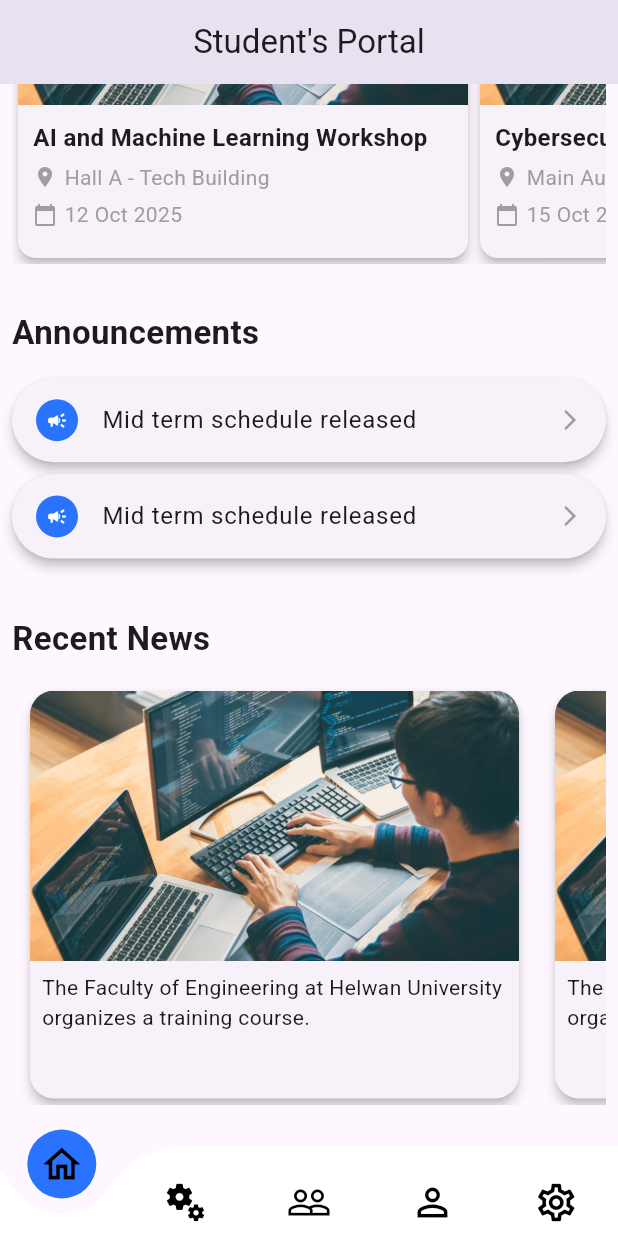
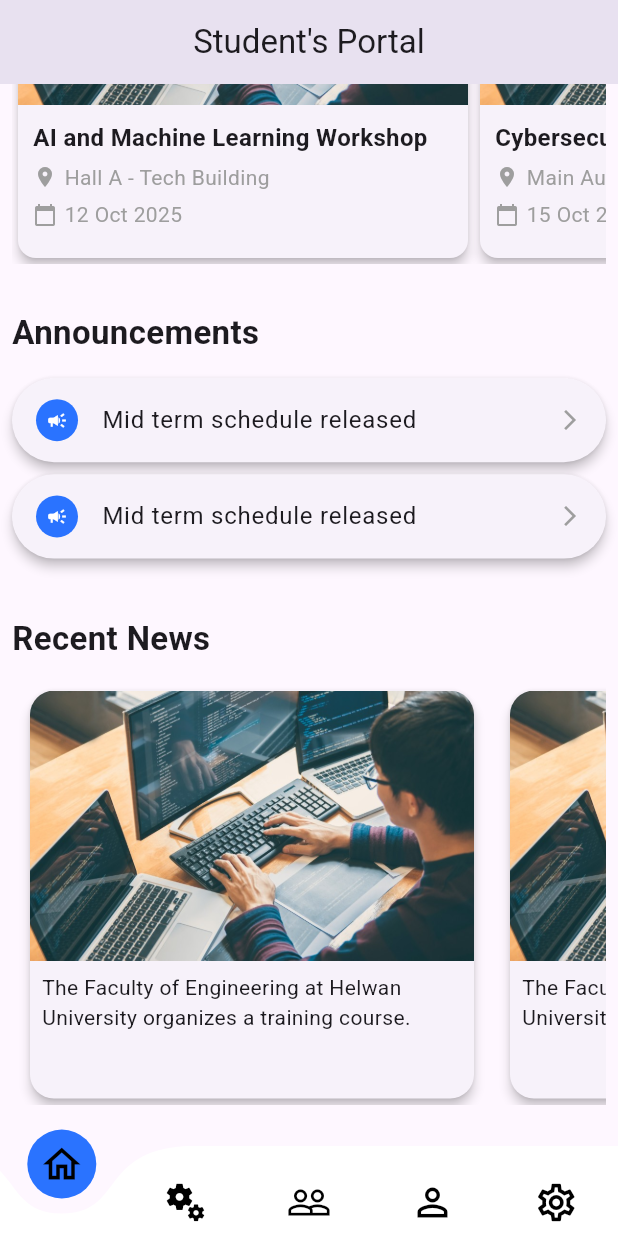
Before and after one commit to mariemmohammed275-blip/student_system_app, a Flutter app: the screen it shows once a user with an empty profile is signed in, scrolled down 289 dp, on a phone screen of 412 x 824 dp. Run offline on Flutter 3.47's test engine with Material 3 defaults, Android fonts, the phone set to English and light mode, and no system bars; drawn by our look-alikes of curved_navigation_bar; our stand-ins replace firebase_auth, firebase_core, get; accounts and stored records are empty; network calls fail; Roboto replaces fonts that are missing (Robot).

Commit message:
some fixes in the home screen ui

```diff
--- a/lib/Screens/home_screen.dart
+++ b/lib/Screens/home_screen.dart
@@ -19,6 +19,7 @@ class HomeScreen extends StatelessWidget {
         ),
       ),
       body: SingleChildScrollView(
+        physics: BouncingScrollPhysics(),
         child: Padding(
           padding: const EdgeInsets.all(8.0),
           child: Column(
@@ -37,10 +38,7 @@ class HomeScreen extends StatelessWidget {
                 ),
               ),
               SizedBox(height: 15),
-              GestureDetector(
-                onTap: () {},
-                child: SizedBox(height: 260, child: EventBuilder()),
-              ),
+              SizedBox(height: 260, child: EventBuilder()),
               SizedBox(height: 30),
               Align(
                 alignment: Alignment.centerLeft,
--- a/lib/widgets/sections/event_builder.dart
+++ b/lib/widgets/sections/event_builder.dart
@@ -1,5 +1,7 @@
 import 'package:flutter/material.dart';
+import 'package:get/get.dart';
 import 'package:student_systemv1/models/event.dart';
+import 'package:student_systemv1/screens/settings_screen.dart';
 import 'package:student_systemv1/widgets/event_card.dart';
 
 class EventBuilder extends StatelessWidget {
@@ -28,10 +30,14 @@ class EventBuilder extends StatelessWidget {
   @override
   Widget build(BuildContext context) {
     return ListView.builder(
+      physics: BouncingScrollPhysics(),
       scrollDirection: Axis.horizontal,
       itemCount: eventList.length,
       itemBuilder: (context, index) {
-        return Event(event: eventList[index]);
+        return GestureDetector(
+          onTap: () {},
+          child: Event(event: eventList[index]),
+        );
       },
     );
   }
--- a/lib/widgets/sections/recent_news_builder.dart
+++ b/lib/widgets/sections/recent_news_builder.dart
@@ -7,12 +7,13 @@ class RecentNewsBuilder extends StatelessWidget {
   @override
   Widget build(BuildContext context) {
     return ListView.builder(
+      physics: BouncingScrollPhysics(),
       scrollDirection: Axis.horizontal,
       itemCount: 3,
       itemBuilder: (context, index) {
         return SizedBox(
           height: 280,
-          width: 350,
+          width: 320,
           child: GestureDetector(onTap: () {}, child: RecentNews()),
         );
       },
```
